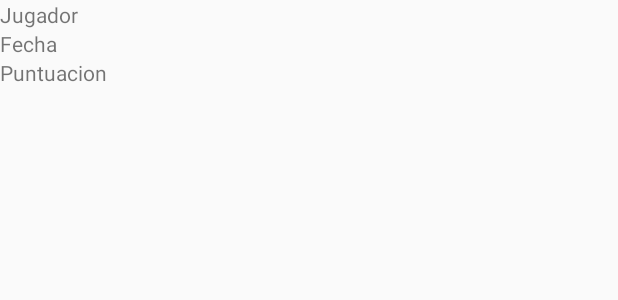
After one commit to jcmilena/DAM2M8UF1APP, an Android app: the layout partida_holder.xml on its own in the app's theme, with its tools: preview values and no code run, on a phone screen of 412 x 824 dp. The commit adds this screen. Shown: the top 300 px of the screen. Run offline under Robolectric (Android 15) with nearby library versions, the phone set to English and light mode, and no system bars.

Commit message:
App con RecyclerView a medio implementar, falta añadir icono en toolbar para clasificación y cargar listado de partidas en el fragment

```diff
--- a/app/build.gradle
+++ b/app/build.gradle
@@ -19,11 +19,12 @@ android {
 }
 
 dependencies {
-    implementation fileTree(dir: 'libs', include: ['*.jar'])
+    implementation fileTree(include: ['*.jar'], dir: 'libs')
     implementation 'com.android.support:appcompat-v7:28.0.0'
     implementation 'com.android.support.constraint:constraint-layout:1.1.3'
     implementation 'com.android.support:support-v4:28.0.0'
     testImplementation 'junit:junit:4.12'
     androidTestImplementation 'com.android.support.test:runner:1.0.2'
     androidTestImplementation 'com.android.support.test.espresso:espresso-core:3.0.2'
+    implementation 'com.android.support:recyclerview-v7:28.0.0'
 }
--- a/app/src/main/java/com/example/juancarlosmilena/dam2m8_uf1_app/MainActivity.java
+++ b/app/src/main/java/com/example/juancarlosmilena/dam2m8_uf1_app/MainActivity.java
@@ -23,6 +23,7 @@ public class MainActivity extends AppCompatActivity implements PreguntasFragment
 
     List<Pregunta> lista_preguntas = new ArrayList<>();
     List<PreguntaMulti> lista_pregMulti = new ArrayList<>();
+    List<Partida> clasificacion;
     int indice;
     int aciertos;
     int joc = 0;
--- /dev/null
+++ b/app/src/main/res/layout/partida_holder.xml
@@ -0,0 +1,25 @@
+<?xml version="1.0" encoding="utf-8"?>
+<LinearLayout xmlns:android="http://schemas.android.com/apk/res/android"
+    android:orientation="vertical"
+    android:layout_width="match_parent"
+    android:layout_height="wrap_content">
+
+    <TextView
+        android:layout_width="match_parent"
+        android:layout_height="wrap_content"
+        android:id="@+id/jug"
+        android:text="Jugador"/>
+
+    <TextView
+        android:layout_width="match_parent"
+        android:layout_height="wrap_content"
+        android:id="@+id/fecha"
+        android:text="Fecha"/>
+
+    <TextView
+        android:layout_width="match_parent"
+        android:layout_height="wrap_content"
+        android:id="@+id/puntu"
+        android:text="Puntuacion"/>
+
+</LinearLayout>
```
Also changed, not shown: app/src/main/java/com/example/juancarlosmilena/dam2m8_uf1_app/ClasificacionFragment.java (added, +125 -0 lines), app/src/main/java/com/example/juancarlosmilena/dam2m8_uf1_app/Partida.java (added, +28 -0 lines), app/src/main/java/com/example/juancarlosmilena/dam2m8_uf1_app/PartidasAdapter.java (added, +56 -0 lines), app/src/main/res/layout/fragment_clasificacion.xml (added, +15 -0 lines).
